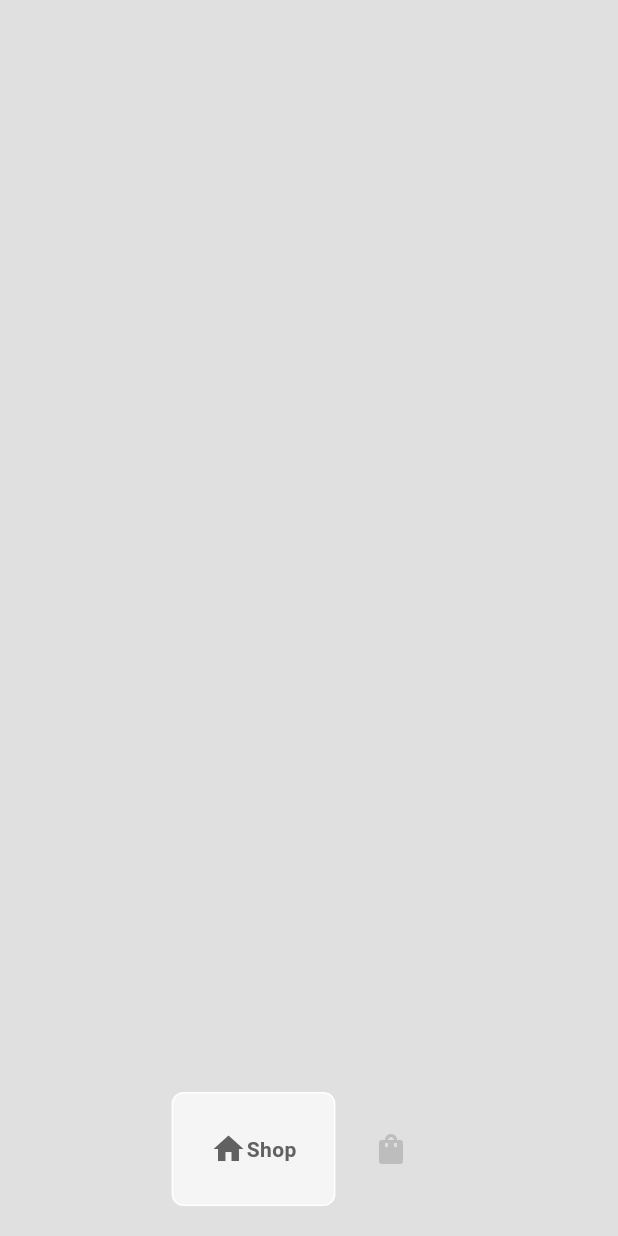
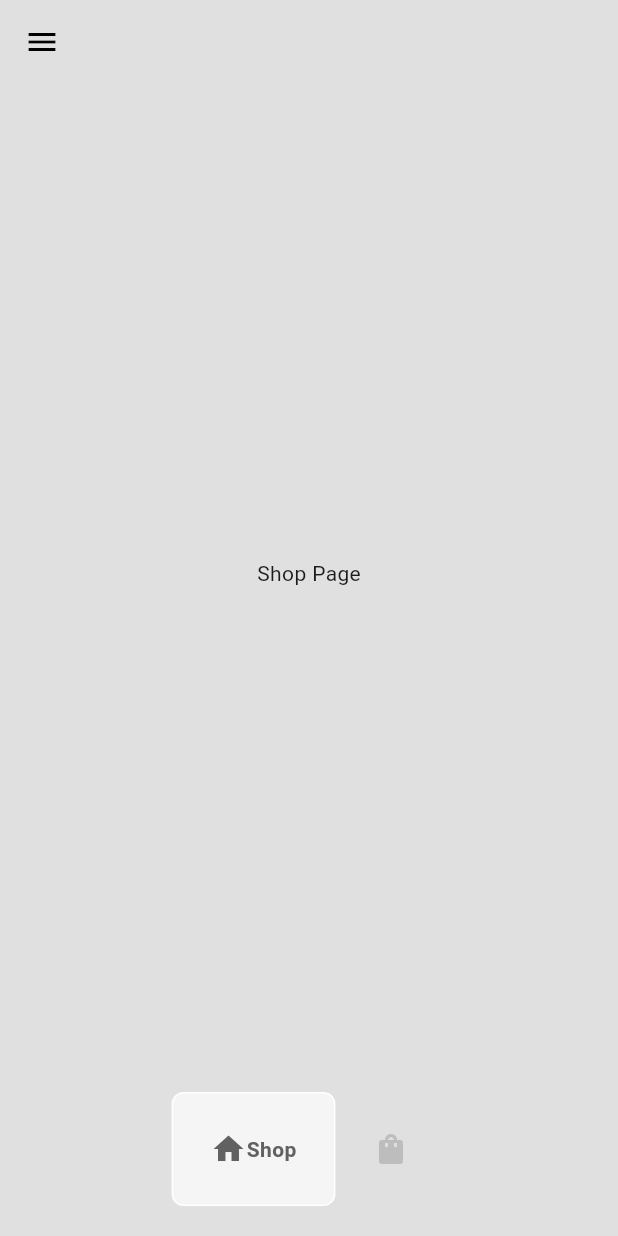
Before and after one commit to takumade/sneaker, a Flutter app: the HomePage screen opened directly, on a phone screen of 412 x 824 dp. Run offline on Flutter 3.47's test engine with Material 3 defaults, Android fonts, the phone set to English and light mode, and no system bars; drawn by our look-alikes of google_nav_bar.

Commit message:
Add drawer buttns

```diff
--- a/lib/pages/home_page.dart
+++ b/lib/pages/home_page.dart
@@ -33,6 +33,76 @@ class _HomePageState extends State<HomePage> {
       bottomNavigationBar: MyBottomNavBar(
         onTabChange: (index) => navigateBottomBar(index),
       ),
+      appBar: AppBar(
+        backgroundColor: Colors.transparent,
+        elevation: 0,
+        leading: Builder(builder: (context) {
+            return IconButton(
+              icon: Icon(Icons.menu),
+              color: Colors.black,
+              onPressed: (){
+                Scaffold.of(context).openDrawer();
+              },);
+          }
+        ),
+      ),
+      drawer: Drawer(
+        backgroundColor: Colors.grey[900],
+        child: Column(
+          mainAxisAlignment: MainAxisAlignment.spaceBetween,
+          children: [
+            Column(
+              children: [
+                DrawerHeader(
+              decoration: const BoxDecoration(
+    color: Colors.transparent
+),
+              child: Image.asset("lib/images/nike.png", color: Colors.white,),
+            ),
+            Padding(
+              padding: const EdgeInsets.symmetric(horizontal: 25),
+              child: Divider(
+                color: Colors.grey[800]
+              ),
+            ),
+
+            Padding(
+              padding: const EdgeInsets.symmetric(horizontal: 25),
+              child: ListTile(
+                leading: Icon(Icons.home, color: Colors.white,),
+                title: Text("Home", style: TextStyle(color: Colors.white,),),
+              ),
+            ),
+
+              Padding(
+              padding: const EdgeInsets.symmetric(horizontal: 25),
+              child: ListTile(
+                leading: Icon(Icons.info, color: Colors.white,),
+                title: Text("About", style: TextStyle(color: Colors.white,),),
+              ),
+
+
+
+            ),
+              ],
+            ),
+
+             Padding(
+              padding: const EdgeInsets.symmetric(horizontal: 25),
+              child: ListTile(
+                leading: Icon(Icons.logout_rounded, color: Colors.white,),
+                title: Text("Logout", style: TextStyle(color: Colors.white,),),
+              ),
+
+
+
+            ),
+
+
+          ],
+        ),
+      ),
+      body: _pages[_selectedIndex],
     );
   }
 }
```
